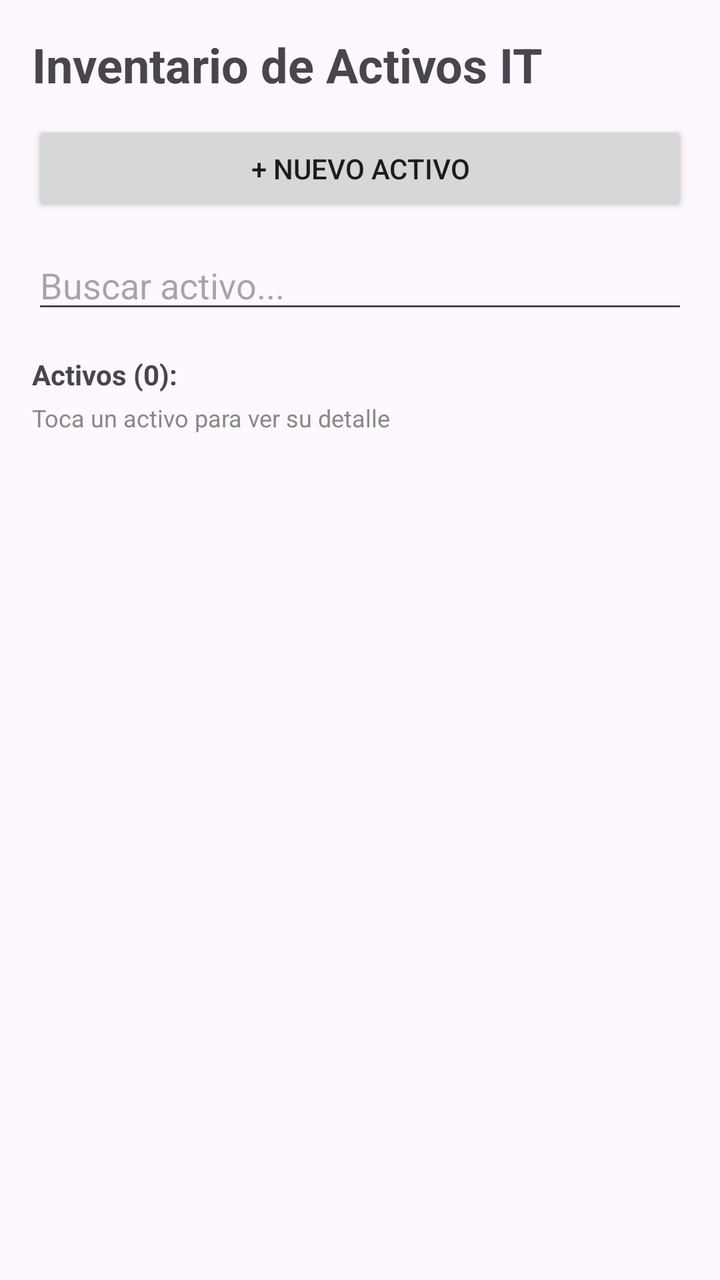
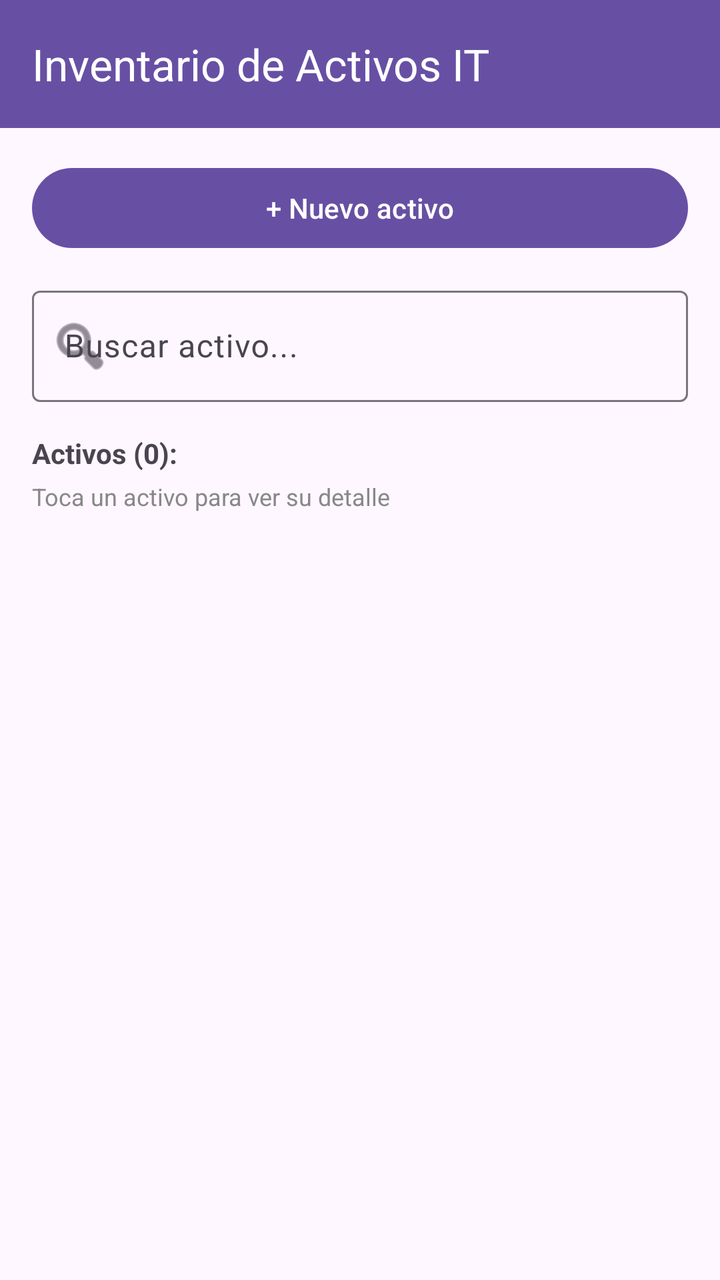

The first picture is an Android layout as it rendered before a commit; the second is the same layout after the commit. The layout source and the unified diff follow.
<!-- AndroidManifest.xml: application theme Theme.Activo_IT -->
<!-- res/layout/activity_main.xml -->
<?xml version="1.0" encoding="utf-8"?>
<LinearLayout xmlns:android="http://schemas.android.com/apk/res/android"
    android:id="@+id/main"
    android:layout_width="match_parent"
    android:layout_height="match_parent"
    android:orientation="vertical"
    android:padding="16dp">

    <TextView
        android:id="@+id/tvTitulo"
        android:layout_width="wrap_content"
        android:layout_height="wrap_content"
        android:text="Inventario de Activos IT"
        android:textSize="24sp"
        android:textStyle="bold"
        android:paddingBottom="12dp"/>

    <Button
        android:id="@+id/btnNuevo"
        android:layout_width="match_parent"
        android:layout_height="wrap_content"
        android:text="+ Nuevo activo"/>

    
    <EditText
        android:id="@+id/etBuscar"
        android:layout_width="match_parent"
        android:layout_height="wrap_content"
        android:layout_marginTop="12dp"
        android:hint="Buscar activo..."
        android:inputType="text"
        android:autofillHints="" />

    <TextView
        android:id="@+id/tvContador"
        android:layout_width="wrap_content"
        android:layout_height="wrap_content"
        android:text="Activos (0):"
        android:textStyle="bold"
        android:paddingTop="16dp"
        android:paddingBottom="4dp"/>

    <TextView
        android:id="@+id/tvAyuda"
        android:layout_width="wrap_content"
        android:layout_height="wrap_content"
        android:text="Toca un activo para ver su detalle"
        android:textSize="12sp"
        android:textColor="#888888"
        android:paddingBottom="8dp"/>

    <ListView
        android:id="@+id/lvActivos"
        android:layout_width="match_parent"
        android:layout_height="0dp"
        android:layout_weight="1"/>

</LinearLayout>
<!-- resources referenced by this layout -->
<resources>
  <style name="Theme.Activo_IT" parent="Base.Theme.Activo_IT" />
  <style name="Base.Theme.Activo_IT" parent="Theme.Material3.DayNight.NoActionBar">
          
          
      </style>
</resources>

<!-- the commit's change to res/layout/activity_main.xml (unified diff, before → after) -->
@@ -1,58 +1,77 @@
 <?xml version="1.0" encoding="utf-8"?>
 <LinearLayout xmlns:android="http://schemas.android.com/apk/res/android"
+    xmlns:app="http://schemas.android.com/apk/res-auto"
     android:id="@+id/main"
     android:layout_width="match_parent"
     android:layout_height="match_parent"
-    android:orientation="vertical"
-    android:padding="16dp">
-
-    <TextView
-        android:id="@+id/tvTitulo"
-        android:layout_width="wrap_content"
-        android:layout_height="wrap_content"
-        android:text="Inventario de Activos IT"
-        android:textSize="24sp"
-        android:textStyle="bold"
-        android:paddingBottom="12dp"/>
-
-    <Button
-        android:id="@+id/btnNuevo"
-        android:layout_width="match_parent"
-        android:layout_height="wrap_content"
-        android:text="+ Nuevo activo"/>
+    android:orientation="vertical">
 
     
-    <EditText
-        android:id="@+id/etBuscar"
+    <com.google.android.material.appbar.MaterialToolbar
+        android:id="@+id/toolbarMain"
         android:layout_width="match_parent"
-        android:layout_height="wrap_content"
-        android:layout_marginTop="12dp"
-        android:hint="Buscar activo..."
-        android:inputType="text"
-        android:autofillHints="" />
+        android:layout_height="?attr/actionBarSize"
+        android:background="?attr/colorPrimary"
+        app:title="Inventario de Activos IT"
+        app:titleTextColor="@android:color/white" />
 
-    <TextView
-        android:id="@+id/tvContador"
-        android:layout_width="wrap_content"
-        android:layout_height="wrap_content"
-        android:text="Activos (0):"
-        android:textStyle="bold"
-        android:paddingTop="16dp"
-        android:paddingBottom="4dp"/>
+    
+    <LinearLayout
+        android:layout_width="match_parent"
+        android:layout_height="match_parent"
+        android:orientation="vertical"
+        android:padding="16dp">
 
-    <TextView
-        android:id="@+id/tvAyuda"
-        android:layout_width="wrap_content"
-        android:layout_height="wrap_content"
-        android:text="Toca un activo para ver su detalle"
-        android:textSize="12sp"
-        android:textColor="#888888"
-        android:paddingBottom="8dp"/>
+        <com.google.android.material.button.MaterialButton
+            android:id="@+id/btnNuevo"
+            android:layout_width="match_parent"
+            android:layout_height="wrap_content"
+            android:text="+ Nuevo activo" />
 
-    <ListView
-        android:id="@+id/lvActivos"
-        android:layout_width="match_parent"
-        android:layout_height="0dp"
-        android:layout_weight="1"/>
+        
+        <com.google.android.material.textfield.TextInputLayout
+            android:id="@+id/tilBuscar"
+            style="@style/Widget.Material3.TextInputLayout.OutlinedBox"
+            android:layout_width="match_parent"
+            android:layout_height="wrap_content"
+            android:layout_marginTop="12dp"
+            app:startIconDrawable="@android:drawable/ic_menu_search">
 
+            <com.google.android.material.textfield.TextInputEditText
+                android:id="@+id/etBuscar"
+                android:layout_width="match_parent"
+                android:layout_height="wrap_content"
+                android:hint="Buscar activo..."
+                android:inputType="text" />
+        </com.google.android.material.textfield.TextInputLayout>
+
+        
+        <TextView
+            android:id="@+id/tvContador"
+            android:layout_width="wrap_content"
+            android:layout_height="wrap_content"
+            android:text="Activos (0):"
+            android:textStyle="bold"
+            android:paddingTop="16dp"
+            android:paddingBottom="4dp" />
+
+        <TextView
+            android:id="@+id/tvAyuda"
+            android:layout_width="wrap_content"
+            android:layout_height="wrap_content"
+            android:text="Toca un activo para ver su detalle"
+            android:textSize="12sp"
+            android:textColor="#888888"
+            android:paddingBottom="8dp" />
+
+        
+        <ListView
+            android:id="@+id/lvActivos"
+            android:layout_width="match_parent"
+            android:layout_height="0dp"
+            android:layout_weight="1"
+            android:divider="@null"
+            android:dividerHeight="0dp" />
+
+    </LinearLayout>
 </LinearLayout>
